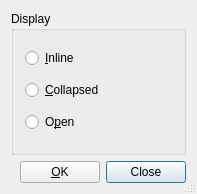
rpavlik/lyx-lucid-backport, file src/frontends/qt4/ui/ERTUi.ui: the form before one commit.
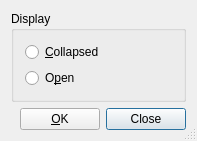
The form after the commit.

The edit to the form file:
```diff
--- a/src/frontends/qt4/ui/ERTUi.ui
+++ b/src/frontends/qt4/ui/ERTUi.ui
@@ -9,7 +9,7 @@
     <x>0</x>
     <y>0</y>
     <width>197</width>
-    <height>194</height>
+    <height>135</height>
    </rect>
   </property>
   <property name="windowTitle" >
@@ -37,17 +37,7 @@
       <property name="spacing" >
        <number>6</number>
       </property>
-      <item>
-       <widget class="QRadioButton" name="inlineRB" >
-        <property name="toolTip" >
-         <string>Show ERT inline</string>
-        </property>
-        <property name="text" >
-         <string>&amp;Inline</string>
-        </property>
-       </widget>
-      </item>
-      <item>
+     <item>
        <widget class="QRadioButton" name="collapsedRB" >
         <property name="toolTip" >
          <string>Show ERT button only</string>
```
Left out of the diff: 6 changed lines with no effect on the pictures.
